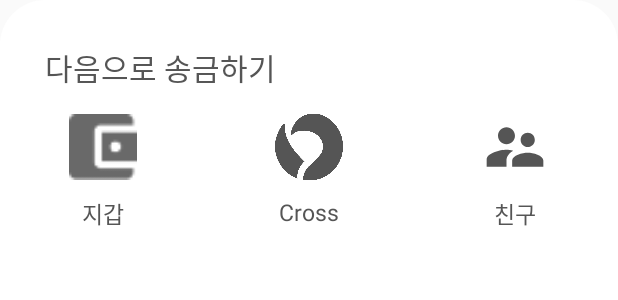
After one commit to boxfox619/Cross_Android_Hackathon, an Android app: the layout fragment_remittance_way.xml on its own in the app's theme, with its tools: preview values and no code run, on a phone screen of 412 x 824 dp. The commit adds this screen. Shown: the top 300 px of the screen. Run offline under Robolectric (Android 15) with nearby library versions, the phone set to English and light mode, and no system bars.

Commit message:
add remittance way modal

```diff
--- a/app/src/main/res/drawable/ic_person.xml
+++ b/app/src/main/res/drawable/ic_person.xml
@@ -1,5 +1,5 @@
-<vector android:height="24dp" android:tint="#727272"
+<vector android:height="24dp" android:tint="#555555"
     android:viewportHeight="24.0" android:viewportWidth="24.0"
     android:width="24dp" xmlns:android="http://schemas.android.com/apk/res/android">
-    <path android:fillColor="#FF000000" android:pathData="M12,12c2.21,0 4,-1.79 4,-4s-1.79,-4 -4,-4 -4,1.79 -4,4 1.79,4 4,4zM12,14c-2.67,0 -8,1.34 -8,4v2h16v-2c0,-2.66 -5.33,-4 -8,-4z"/>
+    <path android:fillColor="#FF000000" android:pathData="M16.5,12c1.38,0 2.49,-1.12 2.49,-2.5S17.88,7 16.5,7C15.12,7 14,8.12 14,9.5s1.12,2.5 2.5,2.5zM9,11c1.66,0 2.99,-1.34 2.99,-3S10.66,5 9,5C7.34,5 6,6.34 6,8s1.34,3 3,3zM16.5,14c-1.83,0 -5.5,0.92 -5.5,2.75L11,19h11v-2.25c0,-1.83 -3.67,-2.75 -5.5,-2.75zM9,13c-2.33,0 -7,1.17 -7,3.5L2,19h7v-2.25c0,-0.85 0.33,-2.34 2.37,-3.47C10.5,13.1 9.66,13 9,13z"/>
 </vector>
--- /dev/null
+++ b/app/src/main/res/layout/fragment_remittance_way.xml
@@ -0,0 +1,77 @@
+<?xml version="1.0" encoding="utf-8"?>
+<FrameLayout xmlns:android="http://schemas.android.com/apk/res/android"
+    xmlns:tools="http://schemas.android.com/tools"
+    android:layout_width="match_parent"
+    android:layout_height="200dp"
+    android:background="@drawable/card_upper_bg"
+    tools:context=".RemittanceWayFragment"
+    android:paddingTop="30dp">
+    <TextView
+        android:layout_width="match_parent"
+        android:layout_height="wrap_content"
+        android:text="다음으로 송금하기"
+        android:textColor="#555555"
+        android:textSize="20dp"
+        android:paddingHorizontal="30dp"/>
+    <LinearLayout
+        android:layout_width="match_parent"
+        android:layout_height="wrap_content"
+        android:orientation="horizontal"
+        android:weightSum="9"
+        android:layout_gravity="center_vertical">
+        <LinearLayout
+            android:layout_width="0dp"
+            android:layout_height="wrap_content"
+            android:orientation="vertical"
+            android:layout_weight="3"
+            android:gravity="center">
+            <ImageView
+                android:layout_width="45dp"
+                android:layout_height="45dp"
+                android:src="@drawable/ic_wallet"/>
+            <TextView
+                android:layout_width="wrap_content"
+                android:layout_height="wrap_content"
+                android:layout_marginTop="10dp"
+                android:text="지갑"
+                android:textSize="15dp"
+                android:textColor="#555555"/>
+        </LinearLayout>
+        <LinearLayout
+            android:layout_width="0dp"
+            android:layout_height="wrap_content"
+            android:orientation="vertical"
+            android:layout_weight="3"
+            android:gravity="center">
+            <ImageView
+                android:layout_width="45dp"
+                android:layout_height="45dp"
+                android:src="@drawable/icon_mono"/>
+            <TextView
+                android:layout_width="wrap_content"
+                android:layout_height="wrap_content"
+                android:layout_marginTop="10dp"
+                android:text="Cross"
+                android:textSize="15dp"
+                android:textColor="#555555"/>
+        </LinearLayout>
+        <LinearLayout
+            android:layout_width="0dp"
+            android:layout_height="wrap_content"
+            android:orientation="vertical"
+            android:layout_weight="3"
+            android:gravity="center">
+            <ImageView
+                android:layout_width="45dp"
+                android:layout_height="45dp"
+                android:src="@drawable/ic_person"/>
+            <TextView
+                android:layout_width="wrap_content"
+                android:layout_height="wrap_content"
+                android:layout_marginTop="10dp"
+                android:text="친구"
+                android:textSize="15dp"
+                android:textColor="#555555"/>
+        </LinearLayout>
+    </LinearLayout>
+</FrameLayout>
```
Also changed, not shown: app/src/main/java/com/cross/android/crossapplication/RemittanceWayFragment.java (added, +108 -0 lines), app/src/main/res/drawable-hdpi/icon_mono.png (added), app/src/main/res/drawable-ldpi/icon_mono.png (added), app/src/main/res/drawable-mdpi/icon_mono.png (added), app/src/main/res/drawable-xhdpi/icon_mono.png (added), app/src/main/res/drawable-xxhdpi/icon_mono.png (added), app/src/main/res/drawable-xxxhdpi/icon_mono.png (added).
